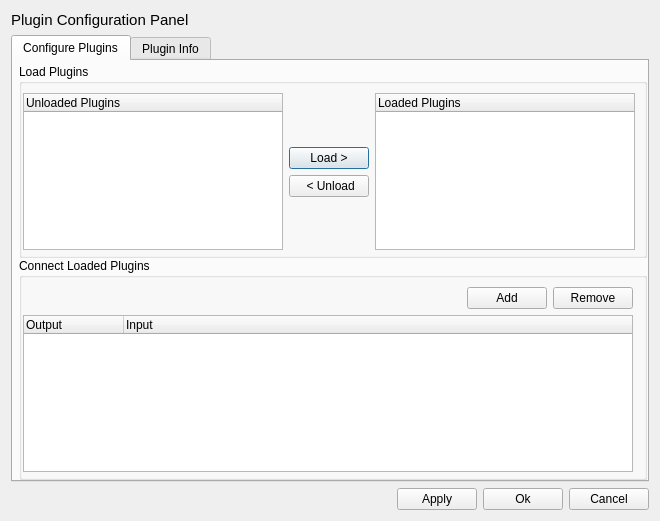
This is NoobaFE/Forms/PluginsConfigUI.ui in noobavss/NoobaVSS as Qt 5 draws it before an edit. The edited form follows.
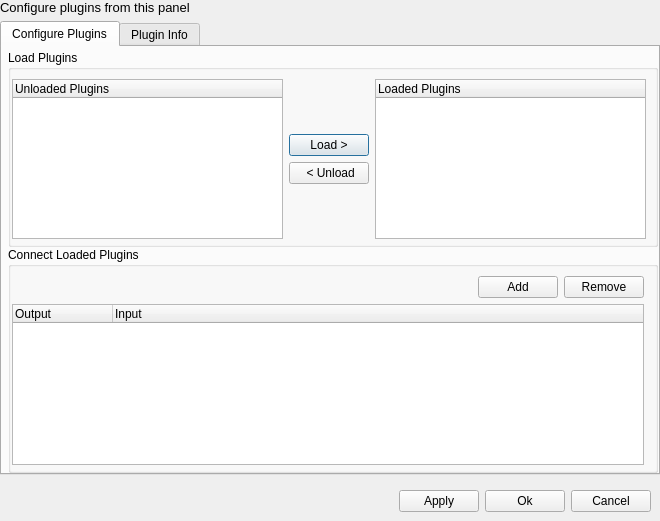
This is the edited form.

Diff of the .ui file:
```diff
--- a/NoobaFE/Forms/PluginsConfigUI.ui
+++ b/NoobaFE/Forms/PluginsConfigUI.ui
@@ -13,16 +13,31 @@
   <property name="windowTitle">
    <string>PluginsConfigUI</string>
   </property>
-  <layout class="QVBoxLayout" name="verticalLayout_2">
+  <layout class="QVBoxLayout" name="verticalLayout_8">
+   <property name="leftMargin">
+    <number>0</number>
+   </property>
+   <property name="topMargin">
+    <number>0</number>
+   </property>
+   <property name="rightMargin">
+    <number>0</number>
+   </property>
+   <property name="bottomMargin">
+    <number>0</number>
+   </property>
    <item>
     <widget class="QLabel" name="label_3">
      <property name="font">
       <font>
-       <pointsize>11</pointsize>
+       <pointsize>10</pointsize>
       </font>
      </property>
      <property name="text">
-      <string>Plugin Configuration Panel</string>
+      <string>Configure plugins from this panel</string>
+     </property>
+     <property name="margin">
+      <number>6</number>
      </property>
     </widget>
    </item>
@@ -307,6 +322,24 @@
     </widget>
    </item>
    <item>
+    <widget class="QWidget" name="buttonPanel" native="true">
+     <layout class="QVBoxLayout" name="verticalLayout_2">
+      <property name="spacing">
+       <number>0</number>
+      </property>
+      <property name="leftMargin">
+       <number>9</number>
+      </property>
+      <property name="topMargin">
+       <number>9</number>
+      </property>
+      <property name="rightMargin">
+       <number>9</number>
+      </property>
+      <property name="bottomMargin">
+       <number>9</number>
+      </property>
+      <item>
     <layout class="QHBoxLayout" name="horizontalLayout_2">
      <item>
       <spacer name="horizontalSpacer_2">
@@ -343,6 +376,9 @@
       </widget>
      </item>
     </layout>
+      </item>
+     </layout>
+    </widget>
    </item>
   </layout>
  </widget>
```
Left out of the diff: 2 changed lines with no effect on the pictures. Lines whose indentation alone changed are shown as unchanged.
